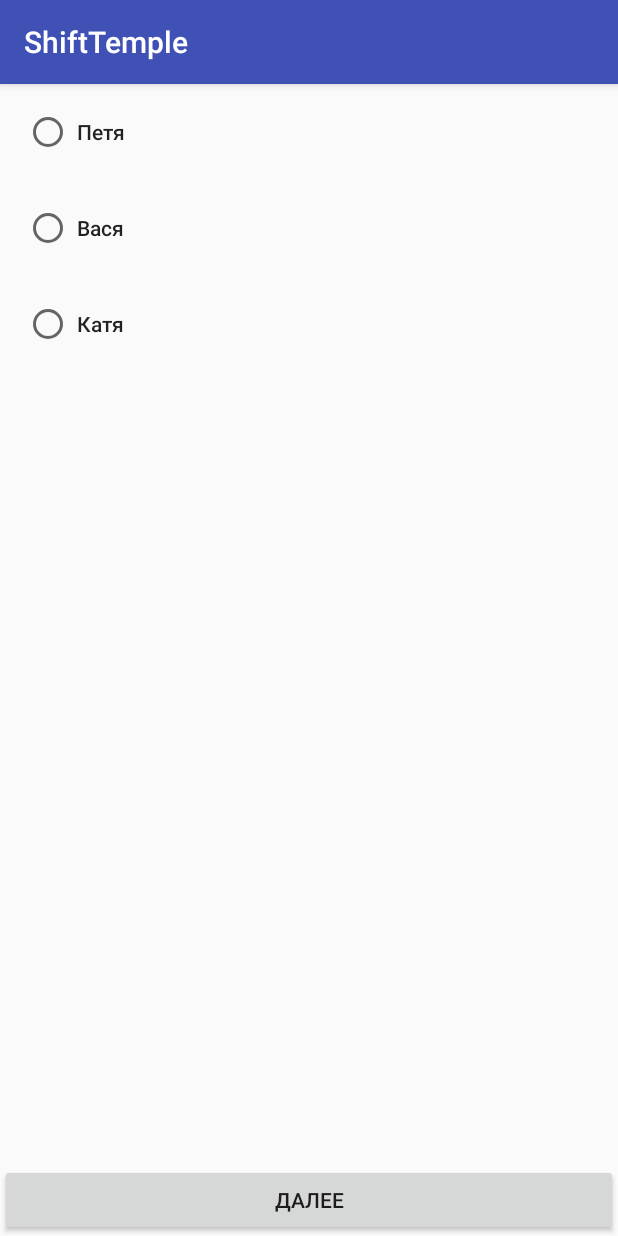
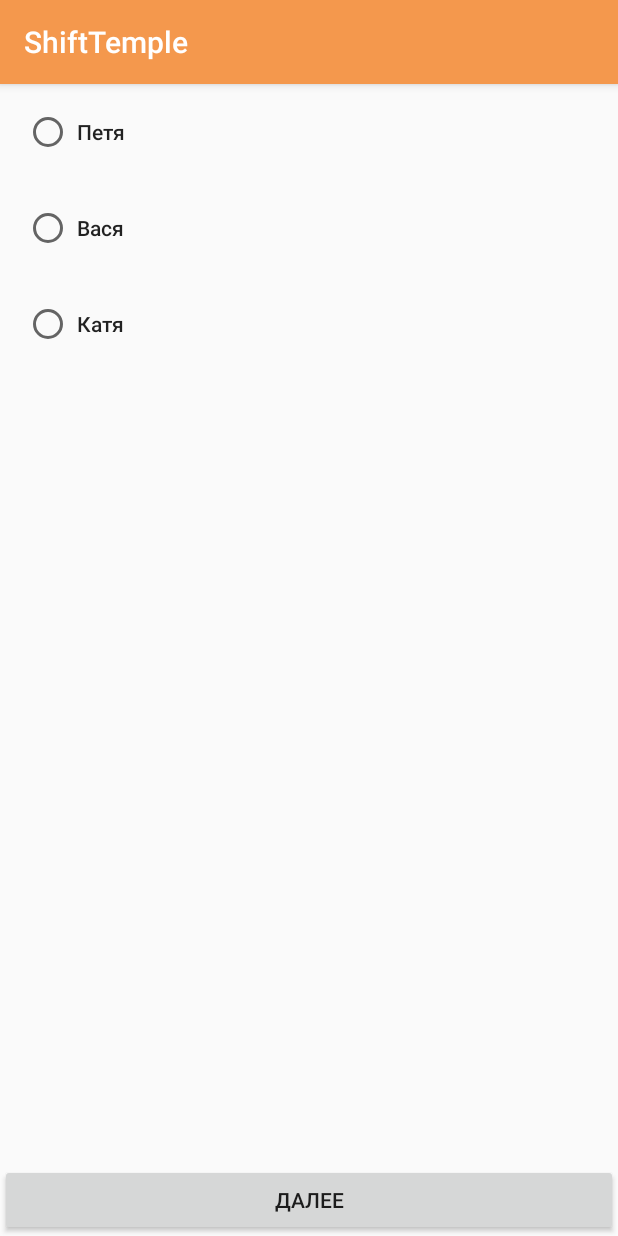
Before and after one commit to mocrob/Dukalis_TestExamle, an Android app: the screen it shows after launch (LoginActivity), on a phone screen of 412 x 824 dp. Run offline under Robolectric (Android 15) with nearby library versions, the phone set to English and light mode, and no system bars.

Commit message:
Styles only styles

```diff
--- a/app/build.gradle
+++ b/app/build.gradle
@@ -24,6 +24,7 @@ dependencies {
     implementation fileTree(dir: 'libs', include: ['*.jar'])
     implementation "com.android.support:appcompat-v7:$supportVersion"
     implementation "com.android.support:recyclerview-v7:$supportVersion"
+    implementation "androidx.cardview:cardview:1.0.0"
     implementation "com.squareup.retrofit2:retrofit:$retrofitVersion"
     implementation "com.squareup.retrofit2:converter-gson:$retrofitVersion"
     implementation "com.squareup.okhttp3:logging-interceptor:$okHttpVersion"
--- a/app/src/main/java/ru/ftc/android/shifttemple/features/login/data/UserDataSourceImpl.java
+++ b/app/src/main/java/ru/ftc/android/shifttemple/features/login/data/UserDataSourceImpl.java
@@ -12,8 +12,8 @@ public final class UserDataSourceImpl implements UserDataSource {
         final List<User> userList = new ArrayList<>();
 
         userList.add(new User("1", " Петя"));
-        userList.add(new User("2", " Вася"));
-        userList.add(new User("3", " Катя"));
+        userList.add(new User("42", " Вася"));
+        userList.add(new User("43", " Катя"));
 
         return userList;
     }
--- a/app/src/main/res/layout/tasks_activity.xml
+++ b/app/src/main/res/layout/tasks_activity.xml
@@ -6,7 +6,10 @@
     <android.support.v7.widget.RecyclerView
         android:id="@+id/tasks_recycle_view"
         android:layout_width="match_parent"
-        android:layout_height="match_parent" />
+        android:layout_height="match_parent"
+        android:padding="4dp"
+        android:background="@color/colorFon"
+        android:scrollbars="vertical"/>
 
     <ProgressBar
         android:id="@+id/tasks_progress"
--- a/app/src/main/res/values/colors.xml
+++ b/app/src/main/res/values/colors.xml
@@ -1,6 +1,7 @@
 <?xml version="1.0" encoding="utf-8"?>
 <resources>
-    <color name="colorPrimary">#3F51B5</color>
-    <color name="colorPrimaryDark">#303F9F</color>
-    <color name="colorAccent">#FF4081</color>
+    <color name="colorPrimary">#F4984D</color>
+    <color name="colorPrimaryDark">#AD662F</color>
+    <color name="colorAccent">#E5603C</color>
+    <color name="colorFon">#FFE1CA</color>
 </resources>
--- a/app/src/main/res/values/strings.xml
+++ b/app/src/main/res/values/strings.xml
@@ -2,5 +2,7 @@
     <string name="app_name">ShiftTemple</string>
     <string name="create_button">Создать</string>
     <string name="next_button">Далее</string>
+    <string name="CardText1">Text1</string>
+    <string name="CardText2">Text2</string>
     <string name="not_selected_user_error">Выберите пользователя</string>
 </resources>
```
Also changed, not shown: app/src/main/res/layout/task_item.xml (+36 -9 lines).
